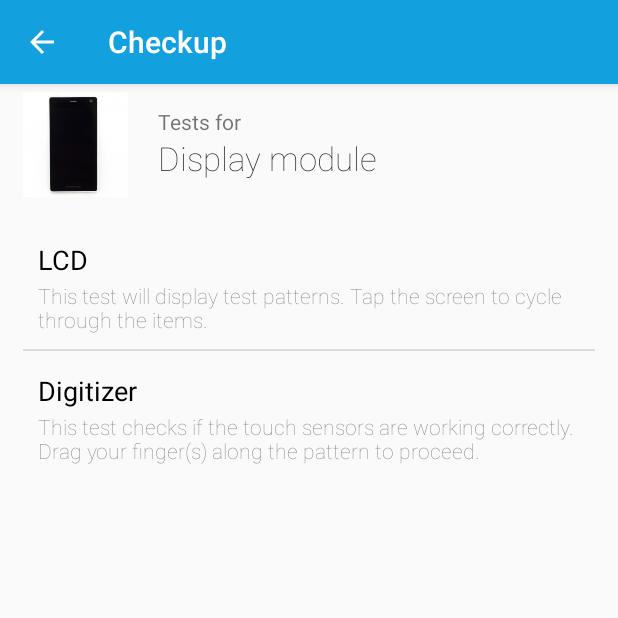
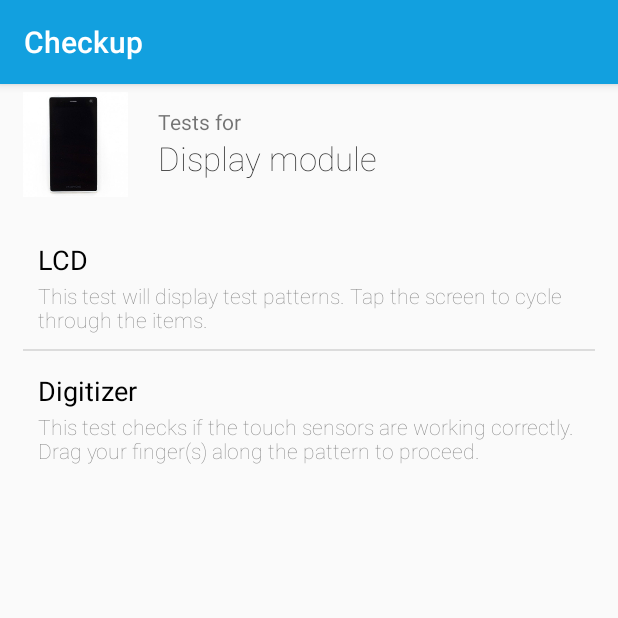
Before and after one commit to WeAreFairphone/FP2-Checkup, an Android app: the screen it shows after launch (TestChooser), after a tap on "Display module", on a phone screen of 412 x 824 dp, the top half of it. Run offline under Robolectric (Android 15) with nearby library versions, the phone set to English and light mode, and no system bars.

Commit message:
Revert "Fix misplaced ActionBar after fullscreen test."
This reverts commit 5fb93d66539005ae62ce24653c2832a87d9ec12d.

```diff
--- a/app/src/main/java/com/fairphone/checkup/ModuleChooser.java
+++ b/app/src/main/java/com/fairphone/checkup/ModuleChooser.java
@@ -3,7 +3,6 @@ package com.fairphone.checkup;
 import android.content.Intent;
 import android.os.Bundle;
 import android.support.v7.app.AppCompatActivity;
-import android.support.v7.widget.Toolbar;
 import android.widget.ListView;
 
 import com.fairphone.checkup.modules.BatteryModule;
@@ -24,8 +23,6 @@ public class ModuleChooser extends AppCompatActivity implements ModuleListAdapte
     protected void onCreate(Bundle savedInstanceState) {
         super.onCreate(savedInstanceState);
         setContentView(R.layout.activity_module_chooser);
-        Toolbar myToolbar = (Toolbar) findViewById(R.id.my_toolbar);
-        setSupportActionBar(myToolbar);
         mListView = (ListView) findViewById(R.id.listView);
         ArrayList<Module> tests = new ArrayList<>();
         tests.add(new DisplayModule());
--- a/app/src/main/java/com/fairphone/checkup/TestChooser.java
+++ b/app/src/main/java/com/fairphone/checkup/TestChooser.java
@@ -2,7 +2,6 @@ package com.fairphone.checkup;
 
 import android.os.Bundle;
 import android.support.v7.app.AppCompatActivity;
-import android.support.v7.widget.Toolbar;
 import android.view.animation.AnimationUtils;
 import android.widget.BaseAdapter;
 import android.widget.ImageView;
@@ -32,18 +31,6 @@ public class TestChooser extends AppCompatActivity implements TestListAdapter.On
     @Override
     protected void onCreate(Bundle savedInstanceState) {
         super.onCreate(savedInstanceState);
-        setContentView(R.layout.activity_test_chooser);
-
-        // toolbar
-        Toolbar myToolbar = (Toolbar) findViewById(R.id.my_toolbar);
-        setSupportActionBar(myToolbar);
-
-        // add back arrow to toolbar
-        if (getSupportActionBar() != null) {
-            getSupportActionBar().setDisplayHomeAsUpEnabled(true);
-            getSupportActionBar().setDisplayShowHomeEnabled(true);
-        }
-
         mModule = getModule();
         createTestList();
         prepareView();
@@ -54,6 +41,7 @@ public class TestChooser extends AppCompatActivity implements TestListAdapter.On
     }
 
     private void prepareView() {
+        setContentView(R.layout.activity_test_chooser);
         mSwitcher = (ViewSwitcher) findViewById(R.id.testChooserViewSwitcher);
         mListView = (ListView) findViewById(R.id.listView);
         mListView.setAdapter(new TestListAdapter(this, mTests, this));
--- a/app/src/main/res/layout/activity_test_chooser.xml
+++ b/app/src/main/res/layout/activity_test_chooser.xml
@@ -3,24 +3,13 @@
     xmlns:tools="http://schemas.android.com/tools"
     android:layout_width="match_parent"
     android:layout_height="match_parent"
-    xmlns:app="http://schemas.android.com/apk/res-auto"
     tools:context=".TestChooser"
     android:padding="0dp">
-
-    <android.support.v7.widget.Toolbar
-        android:id="@+id/my_toolbar"
-        android:layout_width="match_parent"
-        android:layout_height="?attr/actionBarSize"
-        android:background="?attr/colorPrimary"
-        android:elevation="4dp"
-        android:theme="@style/ThemeOverlay.AppCompat.Dark.ActionBar"
-        app:popupTheme="@style/ThemeOverlay.AppCompat.Light"/>
 
     <ViewSwitcher
         android:layout_width="wrap_content"
         android:layout_height="wrap_content"
         android:id="@+id/testChooserViewSwitcher"
-        android:layout_below="@id/my_toolbar"
         android:padding="0dp"
         android:paddingLeft="0dp"
         android:paddingTop="0dp"
--- a/app/src/main/res/values/styles.xml
+++ b/app/src/main/res/values/styles.xml
@@ -1,7 +1,7 @@
 <resources>
 
     <!-- Base application theme. -->
-    <style name="AppTheme" parent="Theme.AppCompat.Light.NoActionBar">
+    <style name="AppTheme" parent="Theme.AppCompat.Light.DarkActionBar">
         <!-- Customize your theme here. -->
         <item name="colorPrimary">@color/colorPrimary</item>
         <item name="colorPrimaryDark">@color/colorPrimaryDark</item>
```
Also changed, not shown: app/src/main/java/com/fairphone/checkup/tests/display/DisplayTest.java (+0 -7 lines), app/src/main/res/layout/activity_module_chooser.xml (+0 -11 lines).
